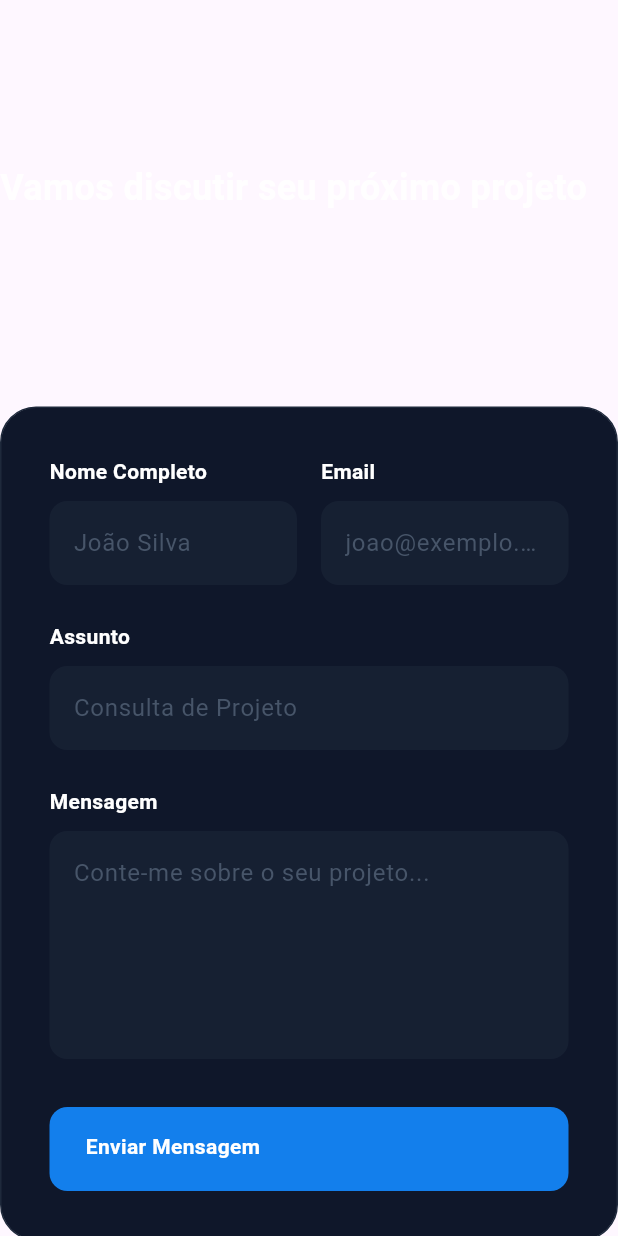
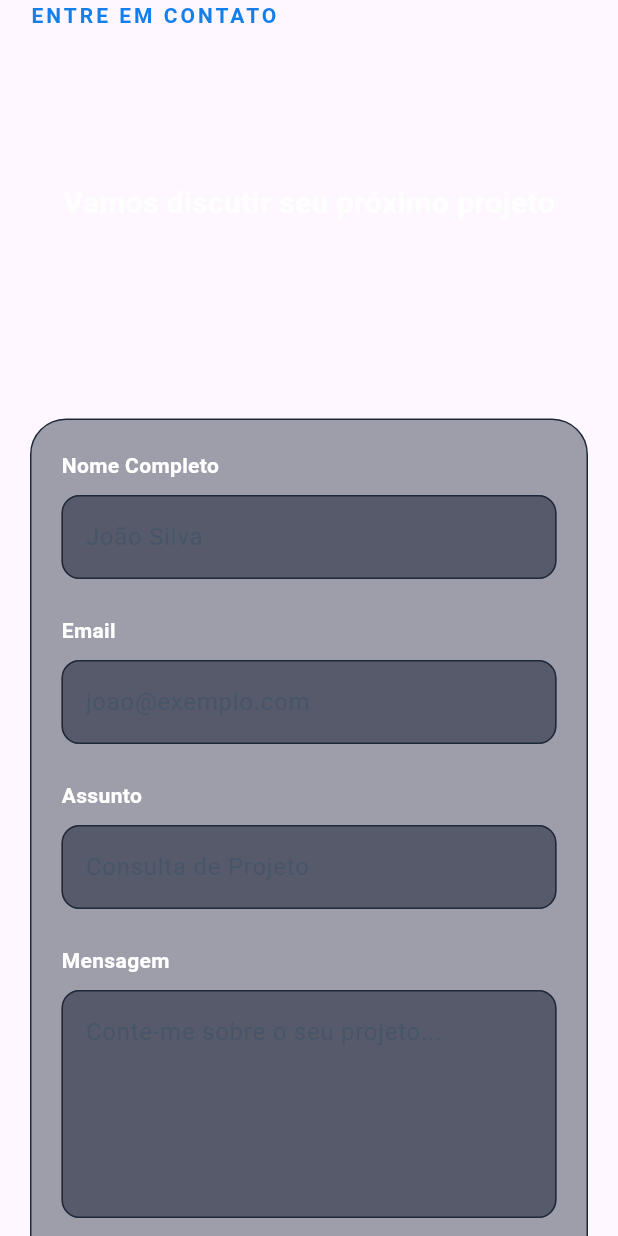
Before and after one commit to thak1996/portfolio_flutter, a Flutter app: the ContactSection widget shown alone on an empty page, opened directly with empty values, on a phone screen of 412 x 824 dp. Run offline on Flutter 3.47's test engine with Material 3 defaults, Android fonts, the phone set to English and light mode, and no system bars; our stand-ins replace go_router, responsive_framework; network calls fail.

Commit message:
feat: enhance contact section with responsive layout, improved input validation, and feedback messages

```diff
--- a/lib/app/modules/contact_section/contact.section.dart
+++ b/lib/app/modules/contact_section/contact.section.dart
@@ -28,30 +28,66 @@ class _ContactSectionState extends State<ContactSection> {
   final _messageCtrl = TextEditingController();
 
   @override
+  void dispose() {
+    _nameCtrl.dispose();
+    _emailCtrl.dispose();
+    _subjectCtrl.dispose();
+    _messageCtrl.dispose();
+    super.dispose();
+  }
+
+  @override
   Widget build(BuildContext context) {
     final controller = context.watch<ContactController>();
-    final isMobile = ResponsiveBreakpoints.of(context).isMobile;
+    final breakpoint = ResponsiveBreakpoints.of(context);
+
+    final double horizontalPadding = ResponsiveValue<double>(
+      context,
+      defaultValue: 20.0,
+      conditionalValues: [
+        const Condition.largerThan(name: MOBILE, value: 40.0),
+        const Condition.largerThan(name: TABLET, value: 0.0),
+      ],
+    ).value;
 
     return Padding(
-      padding: EdgeInsetsGeometry.only(bottom: widget.padding.bottom),
+      padding: EdgeInsets.only(
+        bottom: widget.padding.bottom,
+        left: horizontalPadding,
+        right: horizontalPadding,
+      ),
       child: Column(
         crossAxisAlignment: CrossAxisAlignment.start,
         children: [
           Text(
+            "ENTRE EM CONTATO",
+            style: TextStyle(
+              color: AppColors.primary,
+              fontWeight: FontWeight.bold,
+              fontSize: 14,
+              letterSpacing: 2.0,
+            ),
+          ),
+          const SizedBox(height: 8),
+          Text(
             widget.content.title,
-            style: const TextStyle(
+            style: TextStyle(
               color: Colors.white,
-              fontSize: 42,
+              fontSize: breakpoint.isMobile ? 32 : 42,
               fontWeight: FontWeight.bold,
             ),
           ),
           const SizedBox(height: 48),
-          Flex(
-            direction: isMobile ? Axis.vertical : Axis.horizontal,
-            crossAxisAlignment: CrossAxisAlignment.start,
+          ResponsiveRowColumn(
+            layout: breakpoint.smallerThan(DESKTOP)
+                ? ResponsiveRowColumnType.COLUMN
+                : ResponsiveRowColumnType.ROW,
+            rowMainAxisAlignment: MainAxisAlignment.spaceBetween,
+            rowCrossAxisAlignment: CrossAxisAlignment.start,
+            columnSpacing: 48,
             children: [
-              Expanded(
-                flex: isMobile ? 0 : 1,
+              ResponsiveRowColumnItem(
+                rowFlex: 1,
                 child: Column(
                   crossAxisAlignment: CrossAxisAlignment.start,
                   children: [
@@ -59,7 +95,7 @@ class _ContactSectionState extends State<ContactSection> {
                       "Vamos discutir seu próximo projeto",
                       style: TextStyle(
                         color: Colors.white.withValues(alpha: 0.9),
-                        fontSize: 24,
+                        fontSize: breakpoint.isMobile ? 20 : 24,
                         fontWeight: FontWeight.w600,
                       ),
                     ),
@@ -73,20 +109,19 @@ class _ContactSectionState extends State<ContactSection> {
                       ),
                     ),
                     const SizedBox(height: 40),
-                    ...widget.content.infoItems.map(
-                      (item) => _buildInfoTile(item),
-                    ),
+                    ...widget.content.infoItems
+                        .map((item) => _buildInfoTile(item)),
                   ],
                 ),
               ),
-              if (!isMobile) const SizedBox(width: 80),
-              if (isMobile) const SizedBox(height: 48),
-              Expanded(
-                flex: isMobile ? 0 : 1,
+              if (breakpoint.isDesktop)
+                const ResponsiveRowColumnItem(child: SizedBox(width: 80)),
+              ResponsiveRowColumnItem(
+                rowFlex: 1,
                 child: Container(
-                  padding: const EdgeInsets.all(32),
+                  padding: EdgeInsets.all(breakpoint.isMobile ? 20 : 32),
                   decoration: BoxDecoration(
-                    color: AppColors.bgSlateDeep,
+                    color: AppColors.bgSlateDeep.withValues(alpha: 0.4),
                     borderRadius: BorderRadius.circular(24),
                     border: Border.all(color: const Color(0xFF1E293B)),
                   ),
@@ -94,21 +129,28 @@ class _ContactSectionState extends State<ContactSection> {
                     key: _formKey,
                     child: Column(
                       children: [
-                        Row(
+                        ResponsiveRowColumn(
+                          layout: breakpoint.isMobile
+                              ? ResponsiveRowColumnType.COLUMN
+                              : ResponsiveRowColumnType.ROW,
+                          rowSpacing: 16,
+                          columnSpacing: 24,
                           children: [
-                            Expanded(
+                            ResponsiveRowColumnItem(
+                              rowFlex: 1,
                               child: _buildInput(
                                 widget.content.formLabels.nameLabel,
                                 _nameCtrl,
                                 "João Silva",
                               ),
                             ),
-                            const SizedBox(width: 16),
-                            Expanded(
+                            ResponsiveRowColumnItem(
+                              rowFlex: 1,
                               child: _buildInput(
                                 widget.content.formLabels.emailLabel,
                                 _emailCtrl,
                                 "joao@exemplo.com",
+                                isEmail: true,
                               ),
                             ),
                           ],
@@ -160,6 +202,7 @@ class _ContactSectionState extends State<ContactSection> {
     TextEditingController ctrl,
     String hint, {
     int maxLines = 1,
+    bool isEmail = false,
   }) {
     return Column(
       crossAxisAlignment: CrossAxisAlignment.start,
@@ -177,15 +220,29 @@ class _ContactSectionState extends State<ContactSection> {
           controller: ctrl,
           maxLines: maxLines,
           style: const TextStyle(color: Colors.white),
+          validator: (value) {
+            if (value == null || value.isEmpty) return "Campo obrigatório";
+            if (isEmail && !value.contains("@")) return "E-mail inválido";
+            return null;
+          },
           decoration: InputDecoration(
             hintText: hint,
             hintStyle: const TextStyle(color: Color(0xFF475569)),
             filled: true,
-            fillColor: const Color(0xFF1E293B).withValues(alpha: 0.5),
+            fillColor: const Color(0xFF0F172A).withValues(alpha: 0.5),
             border: OutlineInputBorder(
               borderRadius: BorderRadius.circular(12),
-              borderSide: BorderSide.none,
+              borderSide: const BorderSide(color: Color(0xFF1E293B)),
             ),
+            enabledBorder: OutlineInputBorder(
+              borderRadius: BorderRadius.circular(12),
+              borderSide: const BorderSide(color: Color(0xFF1E293B)),
+            ),
+            focusedBorder: OutlineInputBorder(
+              borderRadius: BorderRadius.circular(12),
+              borderSide: BorderSide(color: AppColors.primary, width: 2),
+            ),
+            errorStyle: const TextStyle(color: Colors.redAccent),
           ),
         ),
       ],
@@ -211,17 +268,14 @@ class _ContactSectionState extends State<ContactSection> {
                 Text(
                   item.title,
                   style: const TextStyle(
-                    color: Colors.white,
-                    fontWeight: FontWeight.bold,
-                    fontSize: 16,
-                  ),
+                      color: Colors.white,
+                      fontWeight: FontWeight.bold,
+                      fontSize: 16),
                 ),
                 Text(
                   item.value,
-                  style: const TextStyle(
-                    color: Color(0xFF94A3B8),
-                    fontSize: 14,
-                  ),
+                  style:
+                      const TextStyle(color: Color(0xFF94A3B8), fontSize: 14),
                 ),
               ],
             ),
@@ -238,13 +292,22 @@ class _ContactSectionState extends State<ContactSection> {
         _messageCtrl.text,
       );
       if (mounted) {
-        ScaffoldMessenger.of(context).showSnackBar(
-          SnackBar(
-            content: Text(ok ? "Enviado!" : "Erro!"),
-            backgroundColor: ok ? Colors.green : Colors.red,
-          ),
-        );
+        _showFeedback(ok);
+        if (ok) _formKey.currentState!.reset();
       }
     }
   }
+
+  void _showFeedback(bool success) {
+    ScaffoldMessenger.of(context).showSnackBar(
+      SnackBar(
+        content: Text(success
+            ? "Mensagem enviada! Entrarei em contato em breve. 🚀"
+            : "Ocorreu um erro ao enviar. Tente novamente."),
+        backgroundColor: success ? Colors.green.shade800 : Colors.red.shade800,
+        behavior: SnackBarBehavior.floating,
+        width: 400,
+      ),
+    );
+  }
 }
```
